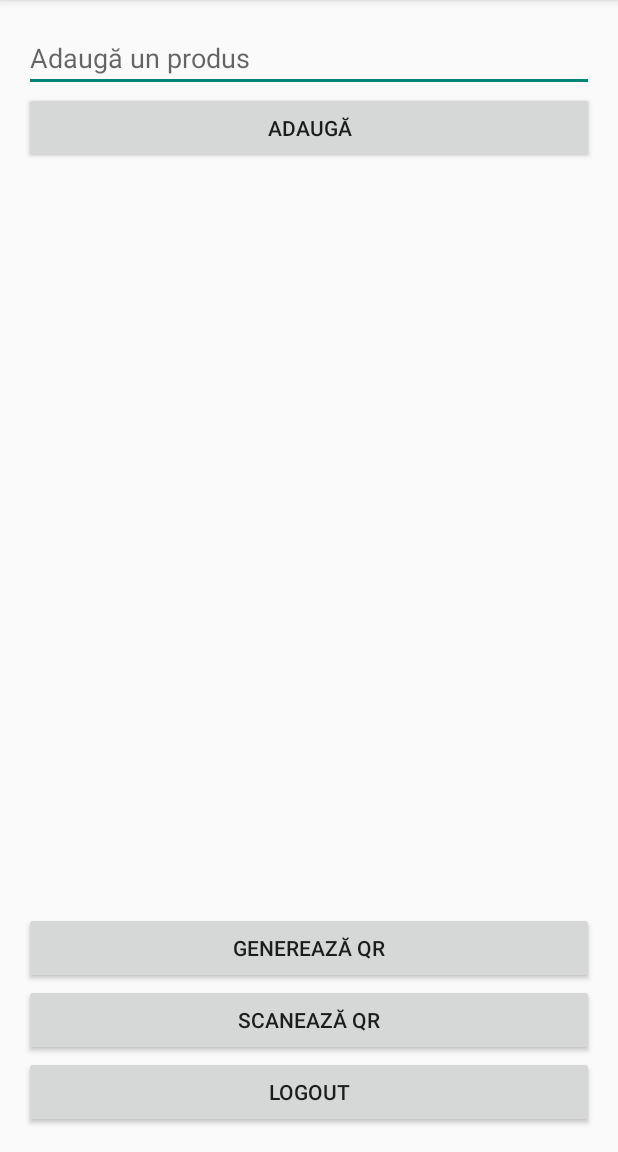
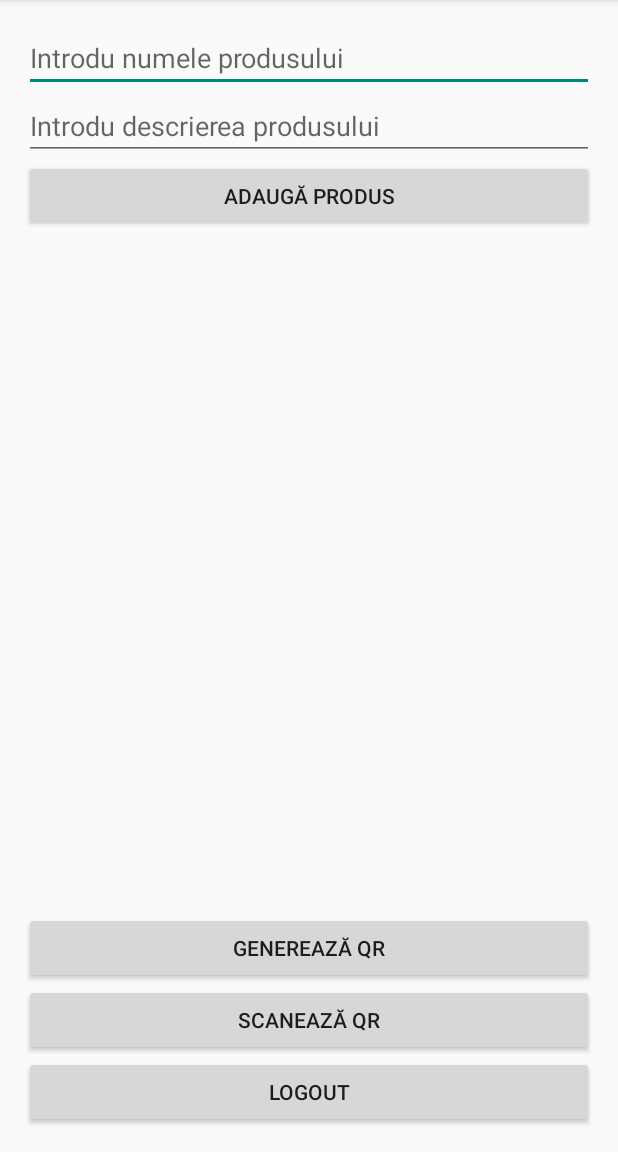
Before and after one commit to DanielVlaicu/ShoppingListFireBase, an Android app: the screen it shows after launch once a user with an empty profile is signed in (ShoppingListActivity), on a phone screen of 412 x 824 dp, the part 84-1236 px from its top. Run offline under Robolectric (Android 15) with nearby library versions, the phone set to English and light mode, and no system bars; our stand-ins replace Firebase (no records; nobody signed in at launch, a user with empty details on screens opened directly).

Commit message:
- new modify and delete function for items on list(not functional yet ) - sound added for scanning the qr code

```diff
--- a/app/src/main/java/com/example/shoppinglistfire/ShoppingListActivity.java
+++ b/app/src/main/java/com/example/shoppinglistfire/ShoppingListActivity.java
@@ -28,12 +28,12 @@ import java.util.List;
 public class ShoppingListActivity extends AppCompatActivity {
 
     private DatabaseReference database;
-    private List<String> items;
+    private List<ShoppingItem> items;
     private ListView listView;
-    private EditText itemInput;
+    private EditText itemNameInput, itemDescriptionInput;
     private Button addButton, generateQRButton, scanQRButton, logoutButton;
     private String listId;
-    private ArrayAdapter<String> adapter; // Adapter pentru ListView
+    private ShoppingListAdapter adapter; // Adapter personalizat
 
     @Override
     protected void onCreate(Bundle savedInstanceState) {
@@ -43,21 +43,21 @@ public class ShoppingListActivity extends AppCompatActivity {
         database = FirebaseDatabase.getInstance().getReference("shoppingLists");
         items = new ArrayList<>();
         listView = findViewById(R.id.listView);
-        itemInput = findViewById(R.id.itemInput);
+        itemNameInput = findViewById(R.id.itemNameInput);
+        itemDescriptionInput = findViewById(R.id.itemDescriptionInput);
         addButton = findViewById(R.id.addButton);
         generateQRButton = findViewById(R.id.generateQRButton);
         scanQRButton = findViewById(R.id.scanQRButton);
         logoutButton = findViewById(R.id.logoutButton);
 
-        // Configurăm adapterul pentru ListView
-        adapter = new ArrayAdapter<>(this, android.R.layout.simple_list_item_1, items);
-        listView.setAdapter(adapter); // Setăm adapterul
+        // Inițializăm adapterul și îl setăm la ListView
+        adapter = new ShoppingListAdapter(this, items, database, listId);
+        listView.setAdapter(adapter);
 
         // Obținem ID-ul listei din intent sau generăm unul nou
         listId = getIntent().getStringExtra("LIST_ID");
         if (listId == null) {
             listId = database.push().getKey();
-            database.child(listId).setValue(new ArrayList<>()); // Inițializăm lista în Firebase
         }
 
         // Ascultăm modificările din Firebase și actualizăm lista locală
@@ -66,29 +66,32 @@ public class ShoppingListActivity extends AppCompatActivity {
             public void onDataChange(@NonNull DataSnapshot snapshot) {
                 items.clear();
                 for (DataSnapshot child : snapshot.getChildren()) {
-                    // Adăugăm produsul în listă
-                    String item = child.getValue(String.class);
+                    ShoppingItem item = child.getValue(ShoppingItem.class);
                     if (item != null) {
                         items.add(item);
                     }
                 }
-                // Actualizăm UI-ul
-                adapter.notifyDataSetChanged(); // Notify pentru a reîmprospăta ListView
+                adapter.notifyDataSetChanged(); // Actualizăm UI-ul
             }
 
             @Override
             public void onCancelled(@NonNull DatabaseError error) {
-                // Poți adăuga un mesaj de eroare dacă vrei
                 Toast.makeText(ShoppingListActivity.this, "Eroare la încărcarea datelor.", Toast.LENGTH_SHORT).show();
             }
         });
 
         // Adăugăm un nou item în listă
         addButton.setOnClickListener(v -> {
-            String item = itemInput.getText().toString();
-            if (!item.isEmpty()) {
-                database.child(listId).push().setValue(item);
-                itemInput.setText(""); // Golim câmpul după adăugare
+            String name = itemNameInput.getText().toString().trim();
+            String description = itemDescriptionInput.getText().toString().trim();
+
+            if (!name.isEmpty()) {
+                String itemId = database.child(listId).push().getKey();
+                ShoppingItem newItem = new ShoppingItem(itemId, name, description);
+                database.child(listId).child(itemId).setValue(newItem);
+
+                itemNameInput.setText("");
+                itemDescriptionInput.setText("");
             }
         });
 
--- a/app/src/main/res/layout/activity_qr_generator.xml
+++ b/app/src/main/res/layout/activity_qr_generator.xml
@@ -6,9 +6,9 @@
     android:orientation="vertical">
 
     <ImageView
-        android:id="@+id/qrImage"
+        android:id="@+id/qrCodeImage"
         android:layout_width="300dp"
-        android:layout_height="300dp"
-        android:contentDescription="QR Code" />
+        android:layout_height="300dp"/>
+
 
 </LinearLayout>
--- a/app/src/main/res/layout/activity_shopping_list.xml
+++ b/app/src/main/res/layout/activity_shopping_list.xml
@@ -5,40 +5,52 @@
     android:orientation="vertical"
     android:padding="16dp">
 
+    <!-- Câmp pentru numele produsului -->
     <EditText
-        android:id="@+id/itemInput"
+        android:id="@+id/itemNameInput"
         android:layout_width="match_parent"
         android:layout_height="wrap_content"
-        android:hint="@string/adaug_un_produs" />
+        android:hint="Introdu numele produsului" />
 
+    <!-- Câmp pentru descrierea produsului -->
+    <EditText
+        android:id="@+id/itemDescriptionInput"
+        android:layout_width="match_parent"
+        android:layout_height="wrap_content"
+        android:hint="Introdu descrierea produsului" />
+
+    <!-- Buton pentru adăugare produs -->
     <Button
         android:id="@+id/addButton"
         android:layout_width="match_parent"
         android:layout_height="wrap_content"
-        android:text="@string/adaug" />
+        android:text="Adaugă produs" />
 
+    <!-- ListView pentru afișarea produselor -->
     <ListView
         android:id="@+id/listView"
         android:layout_width="match_parent"
         android:layout_height="0dp"
         android:layout_weight="1" />
 
+    <!-- Buton pentru generare cod QR -->
     <Button
         android:id="@+id/generateQRButton"
         android:layout_width="match_parent"
         android:layout_height="wrap_content"
-        android:text="@string/genereaz_qr" />
+        android:text="Generează QR" />
 
+    <!-- Buton pentru scanare cod QR -->
     <Button
         android:id="@+id/scanQRButton"
         android:layout_width="match_parent"
         android:layout_height="wrap_content"
-        android:text="@string/scaneaz_qr" />
+        android:text="Scanează QR" />
 
+    <!-- Buton pentru logout -->
     <Button
         android:id="@+id/logoutButton"
         android:layout_width="match_parent"
         android:layout_height="wrap_content"
         android:text="Logout" />
-
 </LinearLayout>
```
Also changed, not shown: app/src/main/java/com/example/shoppinglistfire/QRGenerator.java (+6 -5 lines), app/src/main/java/com/example/shoppinglistfire/QRScannerActivity.java (+16 -13 lines), app/src/main/java/com/example/shoppinglistfire/ShoppingItem.java (+11 -1 lines), app/src/main/java/com/example/shoppinglistfire/ShoppingListAdapter.java (added, +106 -0 lines), app/src/main/res/layout/dialog_edit_item.xml (added, +21 -0 lines), app/src/main/res/layout/list_item.xml (added, +42 -0 lines), app/src/main/res/layout/shopping_item.xml (added, +29 -0 lines).
